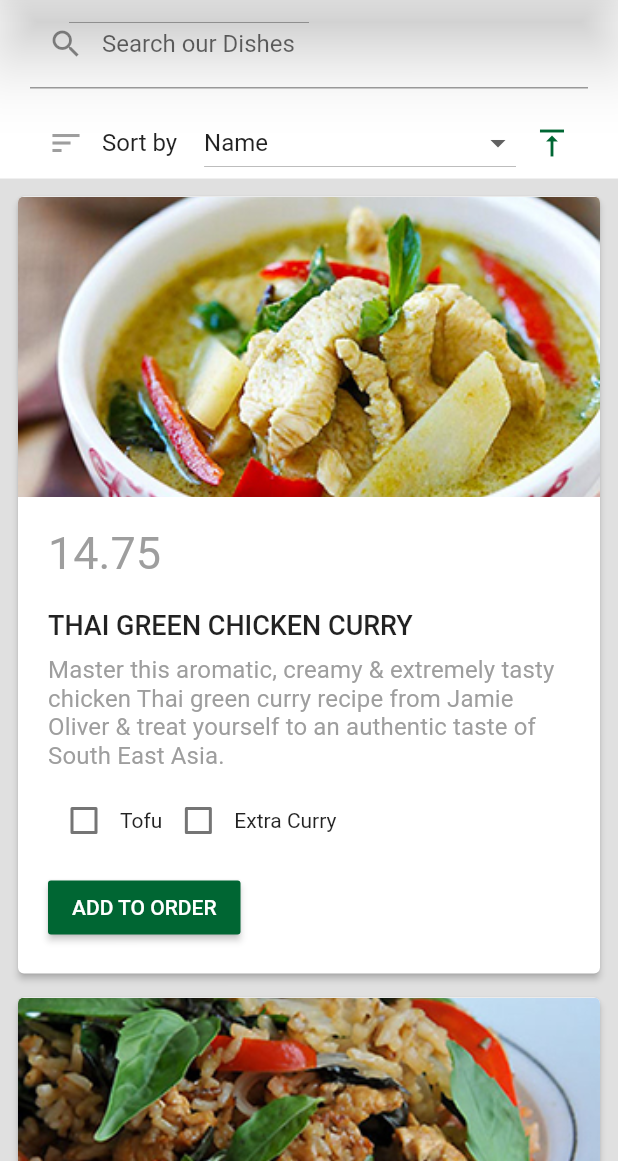
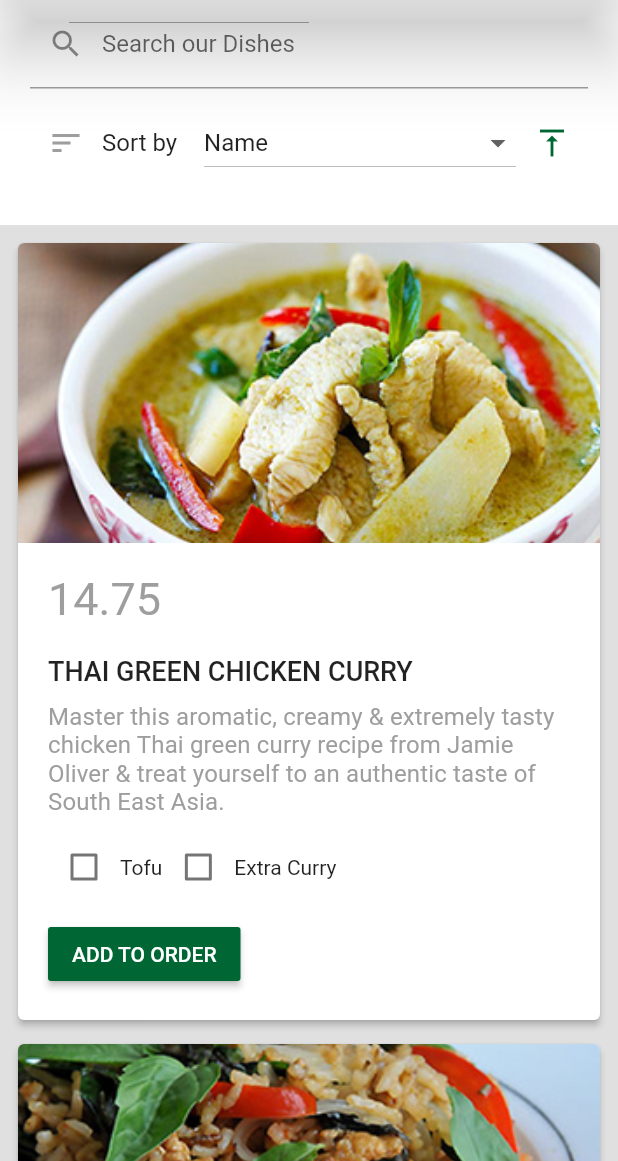
Before and after one commit to devonfw-forge/devonfw4flutter-mts-app, a Flutter app: the Menu screen opened by its route, on a phone screen of 412 x 824 dp, the part 75-1236 px from its top. Run offline on Flutter 3.47's test engine with Material 2 defaults, Android fonts, the phone set to English and light mode, and no system bars; our stand-ins replace datetime_picker_formfield.

Commit message:
SliverAppBar

```diff
--- a/lib/ui/pages/menu/menu.dart
+++ b/lib/ui/pages/menu/menu.dart
@@ -40,9 +40,16 @@ class Menu extends StatelessWidget {
       appBar: CustomAppBar(),
       backgroundColor: Theme.of(context).backgroundColor,
       drawer: AppDrawer(),
-      body: Column(
-        children: <Widget>[
-          Container(
+      body: CustomScrollView(
+        slivers: <Widget>[
+          SliverAppBar(
+            elevation: UiHelper.elevation,
+            floating: true,
+            backgroundColor: Colors.white,
+            leading: new Container(),
+            expandedHeight: 150,
+            flexibleSpace: FlexibleSpaceBar(
+              background: Container(
                 color: Colors.white,
                 child: Padding(
                   padding: EdgeInsets.only(
@@ -102,16 +109,15 @@ class Menu extends StatelessWidget {
                   ),
                 ),
               ),
-          Expanded(
-            child: ListView.builder(
-              shrinkWrap: true,
-              itemCount: dishes.length,
-              itemBuilder: (context, index) {
+            ),
+          ),
+          SliverList(
+            delegate:
+                SliverChildBuilderDelegate((BuildContext context, int index) {
               return DishCard(
                 dish: dishes[index],
               );
-              },
-            ),
+            }),
           ),
         ],
       ),
```
Lines whose indentation alone changed are shown as unchanged.
